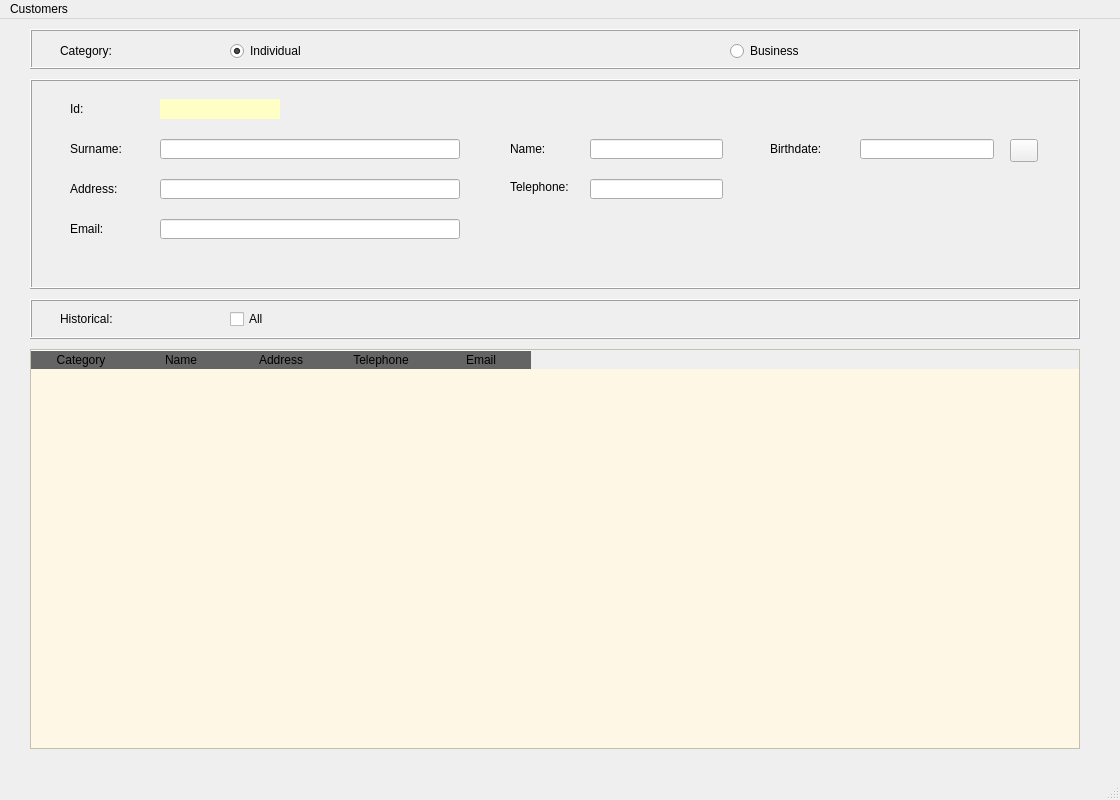
First picture: the form in RibasGonzalezR/templates/MainWindow.ui, repository DiegoSabir/InterfaceDevelopment, before the edit.
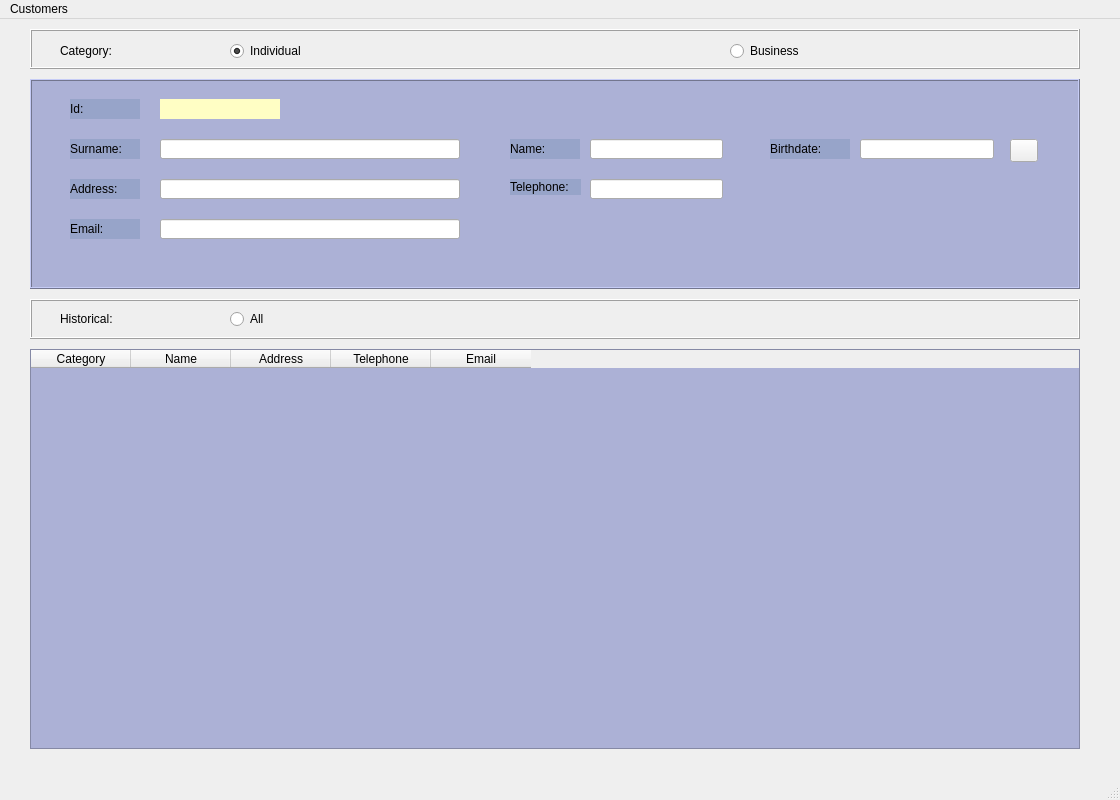
Second picture: the form after the edit. Icons and pictures are not drawn.

```diff
--- a/RibasGonzalezR/templates/MainWindow.ui
+++ b/RibasGonzalezR/templates/MainWindow.ui
@@ -48,7 +48,30 @@
      </size>
     </property>
     <property name="styleSheet">
-     <string notr="true"/>
+     <string notr="true">QFrame {
+	background-color: #ACB1D6;
+}
+
+QLineEdit {
+	color: rgb(0,0,0);
+}
+
+QCheckBox {
+	color: rgb(0,0,0);
+}
+
+QRadioButton{
+	color: rgb(0,0,0);
+}
+
+QComboBox{
+	color: rgb(0,0,0);
+}
+
+QLabel{
+	background-color: #97A4C9;
+
+}</string>
     </property>
     <property name="frameShape">
      <enum>QFrame::Box</enum>
@@ -416,21 +439,13 @@
      </size>
     </property>
     <property name="styleSheet">
-     <string notr="true">QHeaderView::section:horizontal
-{
-border-top: 1px solid #ffffff;
-color:'white';
-font: 11pt &quot;Arial&quot;;
-background-color: 
-rgb(100, 100, 100)
+     <string notr="true">QTableWidget::item:selected {
+    background-color:  : #C59A6C;
+	color: rgb(0,0,0);
 }
-QTableView{
-background-color: 
-rgb(255, 247, 229)
-}
-QTableWidget::item:selected {
-    background-color: rgb(255, 241, 150);
-color:'black';
+
+QTableWidget {
+    background-color: #ACB1D6;
 }</string>
     </property>
     <column>
@@ -592,31 +607,6 @@
     <property name="frameShadow">
      <enum>QFrame::Raised</enum>
     </property>
-    <widget class="QCheckBox" name="chkAll">
-     <property name="geometry">
-      <rect>
-       <x>200</x>
-       <y>10</y>
-       <width>300</width>
-       <height>20</height>
-      </rect>
-     </property>
-     <property name="minimumSize">
-      <size>
-       <width>300</width>
-       <height>20</height>
-      </size>
-     </property>
-     <property name="maximumSize">
-      <size>
-       <width>300</width>
-       <height>20</height>
-      </size>
-     </property>
-     <property name="text">
-      <string>All</string>
-     </property>
-    </widget>
     <widget class="QLabel" name="lblHistorical">
      <property name="geometry">
       <rect>
@@ -642,6 +632,31 @@
       <string>Historical:</string>
      </property>
     </widget>
+    <widget class="QRadioButton" name="rbtAll">
+     <property name="geometry">
+      <rect>
+       <x>200</x>
+       <y>10</y>
+       <width>300</width>
+       <height>20</height>
+      </rect>
+     </property>
+     <property name="minimumSize">
+      <size>
+       <width>300</width>
+       <height>20</height>
+      </size>
+     </property>
+     <property name="maximumSize">
+      <size>
+       <width>300</width>
+       <height>20</height>
+      </size>
+     </property>
+     <property name="text">
+      <string>All</string>
+     </property>
+    </widget>
    </widget>
   </widget>
   <widget class="QMenuBar" name="menubar">
```
Left out of the diff: 2 changed lines with no effect on the pictures.
